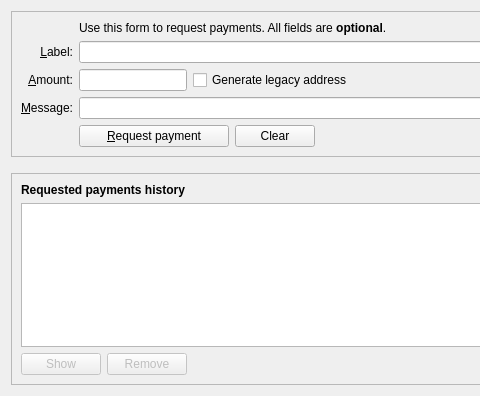
This is src/qt/forms/receivecoinsdialog.ui in zentoshi/zentoshi as Qt 5 draws it before an edit; both pictures show x 0 to 480 and y 0 to 396 of the 776 by 396 pixel window. The edited form follows.
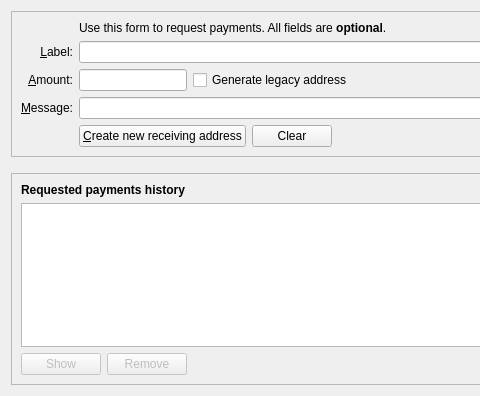
This is the edited form. Icons and pictures are not drawn. Custom widgets are drawn as their Qt base class.

Commit message: qt: update request payment button text and tab description

Diff of the .ui file:
```diff
--- a/src/qt/forms/receivecoinsdialog.ui
+++ b/src/qt/forms/receivecoinsdialog.ui
@@ -108,7 +108,7 @@
              </size>
             </property>
             <property name="text">
-             <string>&amp;Request payment</string>
+             <string>&amp;Create new receiving address</string>
             </property>
             <property name="icon">
              <iconset resource="../bitcoin.qrc">
```
